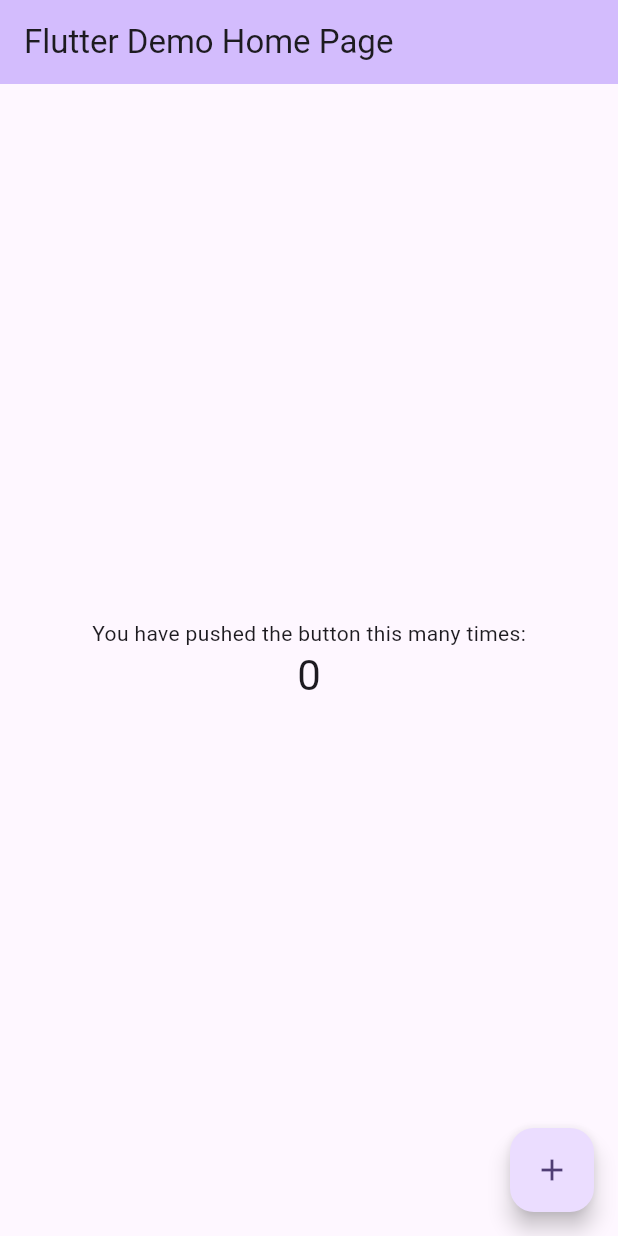
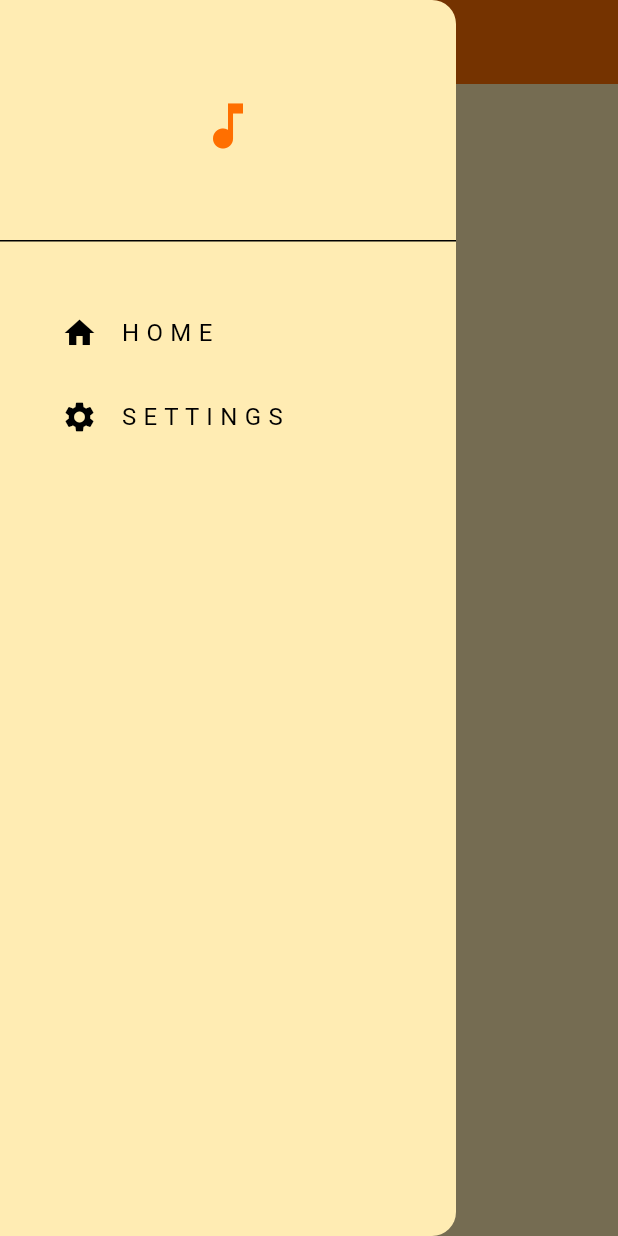
Before and after one commit to NiketanSP/musicplayer, a Flutter app: the screen it shows after launch, with the side drawer open (before the commit the screen has no drawer), on a phone screen of 412 x 824 dp. Run offline on Flutter 3.47's test engine with Material 3 defaults, Android fonts, the phone set to English and light mode, and no system bars.

Commit message:
Dark theme

```diff
--- /dev/null
+++ b/lib/components/my_drawer.dart
@@ -0,0 +1,54 @@
+import 'package:flutter/material.dart';
+import 'package:musicplayer/pages/settingsPage.dart';
+
+class MyDrawer extends StatelessWidget {
+  const MyDrawer({super.key});
+
+  @override
+  Widget build(BuildContext context) {
+    return Drawer(
+      backgroundColor: Theme.of(context).colorScheme.background,
+      child: Column(
+        children: [
+          //logo
+          DrawerHeader(
+              child: Center(
+            child: Icon(
+              Icons.music_note,
+              size: 40,
+              color: Theme.of(context).colorScheme.inversePrimary,
+            ),
+          )),
+          //home tile
+          Padding(
+            padding: const EdgeInsets.only(left: 25, top: 25),
+            child: ListTile(
+              title: const Text("H O M E"),
+              leading: const Icon(Icons.home),
+              onTap: ()=> Navigator.pop(context),
+            ),
+          ),
+
+          //settings tile
+          Padding(
+            padding: const EdgeInsets.only(left: 25, top: 0),
+            child: ListTile(
+              title: const Text("S E T T I N G S"),
+              leading: const Icon(Icons.settings),
+              onTap: (){
+                //pop drawer
+                Navigator.pop(context);
+                //navigate to settings page
+                Navigator.push(
+                  context, MaterialPageRoute(
+                    builder: (context)=>SettingsPage(),
+                  )
+                );
+              },
+            ),
+          ),
+        ],
+      ),
+    );
+  }
+}
--- a/lib/main.dart
+++ b/lib/main.dart
@@ -1,125 +1,26 @@
 import 'package:flutter/material.dart';
+import 'package:musicplayer/pages/homePage.dart';
+import 'package:musicplayer/themes/themeProvider.dart';
+import 'package:provider/provider.dart';
 
-void main() {
-  runApp(const MyApp());
+void main(){
+  runApp(
+    ChangeNotifierProvider(
+      create: (context) => ThemeProvider(),
+      child: const MyApp(),
+    )
+  );
 }
 
 class MyApp extends StatelessWidget {
   const MyApp({super.key});
 
-  // This widget is the root of your application.
   @override
   Widget build(BuildContext context) {
     return MaterialApp(
-      title: 'Flutter Demo',
-      theme: ThemeData(
-        // This is the theme of your application.
-        //
-        // TRY THIS: Try running your application with "flutter run". You'll see
-        // the application has a purple toolbar. Then, without quitting the app,
-        // try changing the seedColor in the colorScheme below to Colors.green
-        // and then invoke "hot reload" (save your changes or press the "hot
-        // reload" button in a Flutter-supported IDE, or press "r" if you used
-        // the command line to start the app).
-        //
-        // Notice that the counter didn't reset back to zero; the application
-        // state is not lost during the reload. To reset the state, use hot
-        // restart instead.
-        //
-        // This works for code too, not just values: Most code changes can be
-        // tested with just a hot reload.
-        colorScheme: ColorScheme.fromSeed(seedColor: Colors.deepPurple),
-        useMaterial3: true,
-      ),
-      home: const MyHomePage(title: 'Flutter Demo Home Page'),
+      debugShowCheckedModeBanner: false,
+      home: const HomePage(),
+      theme: Provider.of<ThemeProvider>(context).themeData,
     );
   }
 }
-
-class MyHomePage extends StatefulWidget {
-  const MyHomePage({super.key, required this.title});
-
-  // This widget is the home page of your application. It is stateful, meaning
-  // that it has a State object (defined below) that contains fields that affect
-  // how it looks.
-
-  // This class is the configuration for the state. It holds the values (in this
-  // case the title) provided by the parent (in this case the App widget) and
-  // used by the build method of the State. Fields in a Widget subclass are
-  // always marked "final".
-
-  final String title;
-
-  @override
-  State<MyHomePage> createState() => _MyHomePageState();
-}
-
-class _MyHomePageState extends State<MyHomePage> {
-  int _counter = 0;
-
-  void _incrementCounter() {
-    setState(() {
-      // This call to setState tells the Flutter framework that something has
-      // changed in this State, which causes it to rerun the build method below
-      // so that the display can reflect the updated values. If we changed
-      // _counter without calling setState(), then the build method would not be
-      // called again, and so nothing would appear to happen.
-      _counter++;
-    });
-  }
-
-  @override
-  Widget build(BuildContext context) {
-    // This method is rerun every time setState is called, for instance as done
-    // by the _incrementCounter method above.
-    //
-    // The Flutter framework has been optimized to make rerunning build methods
-    // fast, so that you can just rebuild anything that needs updating rather
-    // than having to individually change instances of widgets.
-    return Scaffold(
-      appBar: AppBar(
-        // TRY THIS: Try changing the color here to a specific color (to
-        // Colors.amber, perhaps?) and trigger a hot reload to see the AppBar
-        // change color while the other colors stay the same.
-        backgroundColor: Theme.of(context).colorScheme.inversePrimary,
-        // Here we take the value from the MyHomePage object that was created by
-        // the App.build method, and use it to set our appbar title.
-        title: Text(widget.title),
-      ),
-      body: Center(
-        // Center is a layout widget. It takes a single child and positions it
-        // in the middle of the parent.
-        child: Column(
-          // Column is also a layout widget. It takes a list of children and
-          // arranges them vertically. By default, it sizes itself to fit its
-          // children horizontally, and tries to be as tall as its parent.
-          //
-          // Column has various properties to control how it sizes itself and
-          // how it positions its children. Here we use mainAxisAlignment to
-          // center the children vertically; the main axis here is the vertical
-          // axis because Columns are vertical (the cross axis would be
-          // horizontal).
-          //
-          // TRY THIS: Invoke "debug painting" (choose the "Toggle Debug Paint"
-          // action in the IDE, or press "p" in the console), to see the
-          // wireframe for each widget.
-          mainAxisAlignment: MainAxisAlignment.center,
-          children: <Widget>[
-            const Text(
-              'You have pushed the button this many times:',
-            ),
-            Text(
-              '$_counter',
-              style: Theme.of(context).textTheme.headlineMedium,
-            ),
-          ],
-        ),
-      ),
-      floatingActionButton: FloatingActionButton(
-        onPressed: _incrementCounter,
-        tooltip: 'Increment',
-        child: const Icon(Icons.add),
-      ), // This trailing comma makes auto-formatting nicer for build methods.
-    );
-  }
-}
--- /dev/null
+++ b/lib/pages/homePage.dart
@@ -0,0 +1,23 @@
+import 'package:flutter/material.dart';
+import 'package:musicplayer/components/my_drawer.dart';
+
+class HomePage extends StatefulWidget {
+  const HomePage({super.key});
+
+  @override
+  State<HomePage> createState() => _HomePageState();
+}
+
+class _HomePageState extends State<HomePage> {
+  @override
+  Widget build(BuildContext context) {
+    return Scaffold(
+      backgroundColor: Theme.of(context).colorScheme.background,
+      appBar: AppBar(
+        title: const Center(child: Text("P L A Y L I S T")),
+        backgroundColor: Theme.of(context).colorScheme.inversePrimary
+      ),
+      drawer: const MyDrawer(),
+    );
+  }
+}
--- /dev/null
+++ b/lib/themes/darkTheme.dart
@@ -0,0 +1,10 @@
+import 'package:flutter/material.dart';
+
+ThemeData darkTheme = ThemeData(
+  colorScheme: ColorScheme.dark(
+    background: Colors.grey.shade700,
+    primary: Colors.grey.shade800,
+    secondary: Colors.grey.shade300,
+    inversePrimary: Colors.grey.shade900
+  )
+);
--- /dev/null
+++ b/lib/themes/lightTheme.dart
@@ -0,0 +1,10 @@
+import 'package:flutter/material.dart';
+
+ThemeData lightTheme = ThemeData(
+  colorScheme: ColorScheme.light(
+    background: Colors.amber.shade100,
+    primary: Colors.orange.shade200,
+    secondary: Colors.amber.shade300,
+    inversePrimary: Colors.amber.shade900
+  )
+);
--- /dev/null
+++ b/lib/themes/themeProvider.dart
@@ -0,0 +1,32 @@
+import 'package:flutter/material.dart';
+import 'package:musicplayer/themes/darkTheme.dart';
+import 'package:musicplayer/themes/lightTheme.dart';
+
+class ThemeProvider extends ChangeNotifier{
+  //set light mode initially
+  ThemeData _themeData = lightTheme;
+
+  //getter
+  ThemeData get themeData => _themeData;
+
+  //setter
+  set themeData(ThemeData themeData){
+    _themeData = themeData;
+
+    //update UI
+    notifyListeners();
+  }
+
+  //is dark
+  bool get isDarkTheme => _themeData == darkTheme;
+
+  //toggle theme
+  void toggleTheme(){
+    if(_themeData == lightTheme){
+      _themeData = darkTheme;
+    }
+    else{
+      _themeData = lightTheme;
+    }
+  }
+}
--- a/pubspec.yaml
+++ b/pubspec.yaml
@@ -35,6 +35,7 @@ dependencies:
   # The following adds the Cupertino Icons font to your application.
   # Use with the CupertinoIcons class for iOS style icons.
   cupertino_icons: ^1.0.6
+  provider: ^6.1.2
 
 dev_dependencies:
   flutter_test:
```
Also changed, not shown: lib/pages/settingsPage.dart (added, +43 -0 lines), pubspec.lock.
